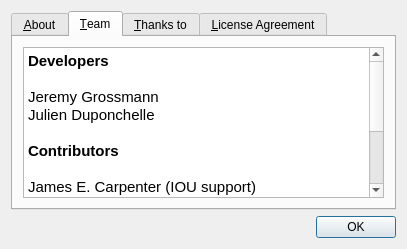
Qt form gns3/ui/about_dialog.ui (GNS3/gns3-gui) before a commit.
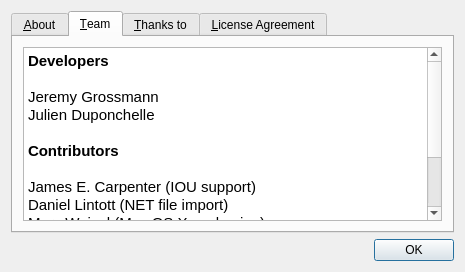
The same form after that commit. The open tabs and pages were chosen to show the change. Icons and pictures are not drawn.

Commit message: Add missing crowdfunder name in About dialog.

```diff
--- a/gns3/ui/about_dialog.ui
+++ b/gns3/ui/about_dialog.ui
@@ -9,8 +9,8 @@
    <rect>
     <x>0</x>
     <y>0</y>
-    <width>407</width>
-    <height>249</height>
+    <width>465</width>
+    <height>272</height>
    </rect>
   </property>
   <property name="windowTitle">
@@ -106,21 +106,21 @@
           <string>&lt;!DOCTYPE HTML PUBLIC &quot;-//W3C//DTD HTML 4.0//EN&quot; &quot;http://www.w3.org/TR/REC-html40/strict.dtd&quot;&gt;
 &lt;html&gt;&lt;head&gt;&lt;meta name=&quot;qrichtext&quot; content=&quot;1&quot; /&gt;&lt;style type=&quot;text/css&quot;&gt;
 p, li { white-space: pre-wrap; }
-&lt;/style&gt;&lt;/head&gt;&lt;body style=&quot; font-family:'Noto Sans'; font-size:9pt; font-weight:400; font-style:normal;&quot;&gt;
-&lt;p style=&quot; margin-top:0px; margin-bottom:0px; margin-left:0px; margin-right:0px; -qt-block-indent:0; text-indent:0px;&quot;&gt;&lt;span style=&quot; font-family:'Ubuntu'; font-size:11pt; font-weight:600;&quot;&gt;Developers&lt;/span&gt;&lt;/p&gt;
-&lt;p style=&quot;-qt-paragraph-type:empty; margin-top:0px; margin-bottom:0px; margin-left:0px; margin-right:0px; -qt-block-indent:0; text-indent:0px; font-family:'Ubuntu'; font-size:11pt;&quot;&gt;&lt;br /&gt;&lt;/p&gt;
-&lt;p style=&quot; margin-top:0px; margin-bottom:0px; margin-left:0px; margin-right:0px; -qt-block-indent:0; text-indent:0px;&quot;&gt;&lt;span style=&quot; font-family:'Ubuntu'; font-size:11pt;&quot;&gt;Jeremy Grossmann&lt;/span&gt;&lt;/p&gt;
-&lt;p style=&quot; margin-top:0px; margin-bottom:0px; margin-left:0px; margin-right:0px; -qt-block-indent:0; text-indent:0px;&quot;&gt;&lt;span style=&quot; font-family:'Ubuntu'; font-size:11pt;&quot;&gt;Julien Duponchelle&lt;/span&gt;&lt;/p&gt;
-&lt;p style=&quot;-qt-paragraph-type:empty; margin-top:0px; margin-bottom:0px; margin-left:0px; margin-right:0px; -qt-block-indent:0; text-indent:0px; font-family:'Ubuntu'; font-size:11pt;&quot;&gt;&lt;br /&gt;&lt;/p&gt;
-&lt;p style=&quot; margin-top:0px; margin-bottom:0px; margin-left:0px; margin-right:0px; -qt-block-indent:0; text-indent:0px;&quot;&gt;&lt;span style=&quot; font-family:'Ubuntu'; font-size:11pt; font-weight:600;&quot;&gt;Contributors&lt;/span&gt;&lt;/p&gt;
-&lt;p style=&quot;-qt-paragraph-type:empty; margin-top:0px; margin-bottom:0px; margin-left:0px; margin-right:0px; -qt-block-indent:0; text-indent:0px; font-family:'Ubuntu'; font-size:11pt; font-weight:600;&quot;&gt;&lt;br /&gt;&lt;/p&gt;
-&lt;p style=&quot; margin-top:0px; margin-bottom:0px; margin-left:0px; margin-right:0px; -qt-block-indent:0; text-indent:0px;&quot;&gt;&lt;span style=&quot; font-family:'Ubuntu'; font-size:11pt;&quot;&gt;James E. Carpenter (IOU support)&lt;/span&gt;&lt;/p&gt;
-&lt;p style=&quot; margin-top:0px; margin-bottom:0px; margin-left:0px; margin-right:0px; -qt-block-indent:0; text-indent:0px;&quot;&gt;&lt;span style=&quot; font-family:'Ubuntu'; font-size:11pt;&quot;&gt;Daniel Lintott (NET file import)&lt;/span&gt;&lt;/p&gt;
-&lt;p style=&quot; margin-top:0px; margin-bottom:0px; margin-left:0px; margin-right:0px; -qt-block-indent:0; text-indent:0px;&quot;&gt;&lt;span style=&quot; font-family:'Ubuntu'; font-size:11pt;&quot;&gt;Marc Weisel (Mac OS X packaging)&lt;/span&gt;&lt;/p&gt;
-&lt;p style=&quot; margin-top:0px; margin-bottom:0px; margin-left:0px; margin-right:0px; -qt-block-indent:0; text-indent:0px;&quot;&gt;&lt;span style=&quot; font-family:'Ubuntu'; font-size:11pt;&quot;&gt;Alexey Eromenko (VirtualBox support)&lt;/span&gt;&lt;/p&gt;
-&lt;p style=&quot; margin-top:0px; margin-bottom:0px; margin-left:0px; margin-right:0px; -qt-block-indent:0; text-indent:0px;&quot;&gt;&lt;span style=&quot; font-family:'Ubuntu'; font-size:11pt;&quot;&gt;Vasil Rangelov (Qemu &amp;amp; GUI improvements)&lt;/span&gt;&lt;/p&gt;
-&lt;p style=&quot; margin-top:0px; margin-bottom:0px; margin-left:0px; margin-right:0px; -qt-block-indent:0; text-indent:0px;&quot;&gt;&lt;span style=&quot; font-family:'Ubuntu'; font-size:11pt;&quot;&gt;Bernhard Ehlers (IOU NVRAM import/export)&lt;/span&gt;&lt;/p&gt;
-&lt;p style=&quot;-qt-paragraph-type:empty; margin-top:0px; margin-bottom:0px; margin-left:0px; margin-right:0px; -qt-block-indent:0; text-indent:0px; font-family:'Ubuntu'; font-size:11pt;&quot;&gt;&lt;br /&gt;&lt;/p&gt;&lt;/body&gt;&lt;/html&gt;</string>
+&lt;/style&gt;&lt;/head&gt;&lt;body style=&quot; font-family:'Ubuntu'; font-size:11pt; font-weight:400; font-style:normal;&quot;&gt;
+&lt;p style=&quot; margin-top:0px; margin-bottom:0px; margin-left:0px; margin-right:0px; -qt-block-indent:0; text-indent:0px;&quot;&gt;&lt;span style=&quot; font-weight:600;&quot;&gt;Developers&lt;/span&gt;&lt;/p&gt;
+&lt;p style=&quot;-qt-paragraph-type:empty; margin-top:0px; margin-bottom:0px; margin-left:0px; margin-right:0px; -qt-block-indent:0; text-indent:0px;&quot;&gt;&lt;br /&gt;&lt;/p&gt;
+&lt;p style=&quot; margin-top:0px; margin-bottom:0px; margin-left:0px; margin-right:0px; -qt-block-indent:0; text-indent:0px;&quot;&gt;Jeremy Grossmann&lt;/p&gt;
+&lt;p style=&quot; margin-top:0px; margin-bottom:0px; margin-left:0px; margin-right:0px; -qt-block-indent:0; text-indent:0px;&quot;&gt;Julien Duponchelle&lt;/p&gt;
+&lt;p style=&quot;-qt-paragraph-type:empty; margin-top:0px; margin-bottom:0px; margin-left:0px; margin-right:0px; -qt-block-indent:0; text-indent:0px;&quot;&gt;&lt;br /&gt;&lt;/p&gt;
+&lt;p style=&quot; margin-top:0px; margin-bottom:0px; margin-left:0px; margin-right:0px; -qt-block-indent:0; text-indent:0px;&quot;&gt;&lt;span style=&quot; font-weight:600;&quot;&gt;Contributors&lt;/span&gt;&lt;/p&gt;
+&lt;p style=&quot;-qt-paragraph-type:empty; margin-top:0px; margin-bottom:0px; margin-left:0px; margin-right:0px; -qt-block-indent:0; text-indent:0px; font-weight:600;&quot;&gt;&lt;br /&gt;&lt;/p&gt;
+&lt;p style=&quot; margin-top:0px; margin-bottom:0px; margin-left:0px; margin-right:0px; -qt-block-indent:0; text-indent:0px;&quot;&gt;James E. Carpenter (IOU support)&lt;/p&gt;
+&lt;p style=&quot; margin-top:0px; margin-bottom:0px; margin-left:0px; margin-right:0px; -qt-block-indent:0; text-indent:0px;&quot;&gt;Daniel Lintott (NET file import)&lt;/p&gt;
+&lt;p style=&quot; margin-top:0px; margin-bottom:0px; margin-left:0px; margin-right:0px; -qt-block-indent:0; text-indent:0px;&quot;&gt;Marc Weisel (Mac OS X packaging)&lt;/p&gt;
+&lt;p style=&quot; margin-top:0px; margin-bottom:0px; margin-left:0px; margin-right:0px; -qt-block-indent:0; text-indent:0px;&quot;&gt;Alexey Eromenko (VirtualBox support)&lt;/p&gt;
+&lt;p style=&quot; margin-top:0px; margin-bottom:0px; margin-left:0px; margin-right:0px; -qt-block-indent:0; text-indent:0px;&quot;&gt;Vasil Rangelov (Qemu &amp;amp; GUI improvements)&lt;/p&gt;
+&lt;p style=&quot; margin-top:0px; margin-bottom:0px; margin-left:0px; margin-right:0px; -qt-block-indent:0; text-indent:0px;&quot;&gt;Bernhard Ehlers (IOU NVRAM import/export)&lt;/p&gt;
+&lt;p style=&quot;-qt-paragraph-type:empty; margin-top:0px; margin-bottom:0px; margin-left:0px; margin-right:0px; -qt-block-indent:0; text-indent:0px;&quot;&gt;&lt;br /&gt;&lt;/p&gt;&lt;/body&gt;&lt;/html&gt;</string>
          </property>
          <property name="textInteractionFlags">
           <set>Qt::TextBrowserInteraction</set>
```
Left out of the diff: 3 changed lines with no effect on the pictures. The commit also changes 1 other file.
